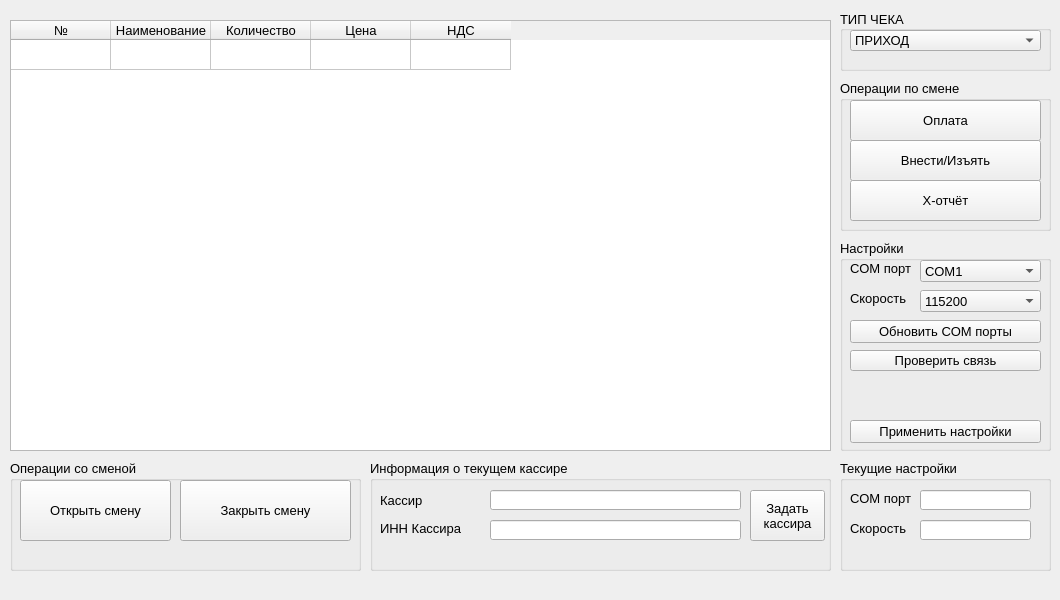
First picture: the form in mainwindow.ui, repository armsting/ATOL, before the edit.
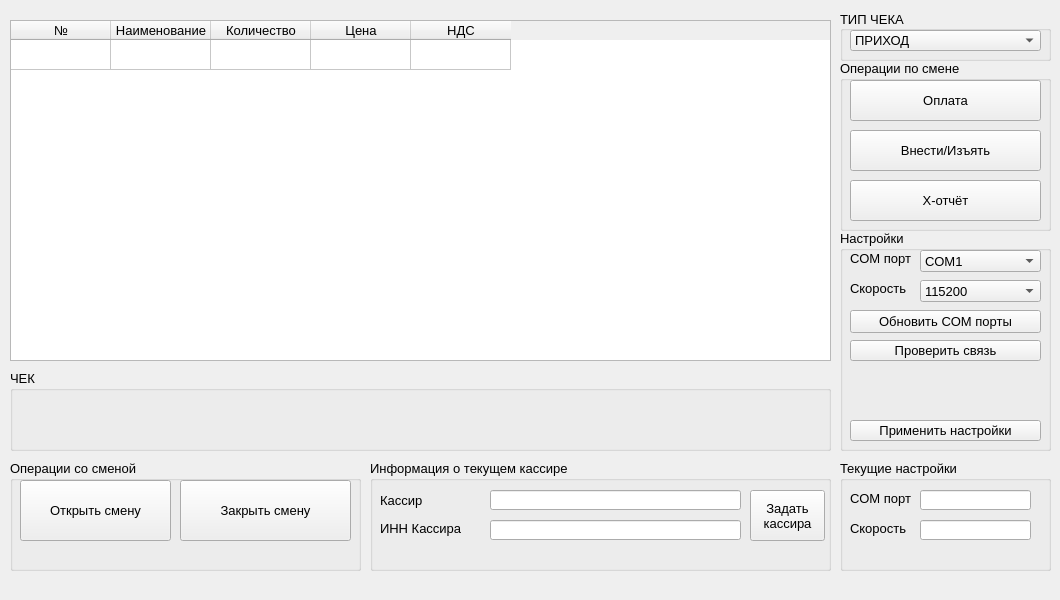
Second picture: the form after the edit.

Commit message: Разобрался с преобразованием широких символов в int

Patch:
```diff
--- a/mainwindow.ui
+++ b/mainwindow.ui
@@ -37,7 +37,7 @@
       <x>10</x>
       <y>20</y>
       <width>821</width>
-      <height>431</height>
+      <height>341</height>
      </rect>
     </property>
     <attribute name="verticalHeaderVisible">
@@ -78,9 +78,9 @@
     <property name="geometry">
      <rect>
       <x>840</x>
-      <y>240</y>
+      <y>230</y>
       <width>211</width>
-      <height>211</height>
+      <height>221</height>
      </rect>
     </property>
     <property name="title">
@@ -217,9 +217,9 @@
      <property name="geometry">
       <rect>
        <x>10</x>
-       <y>180</y>
+       <y>190</y>
        <width>191</width>
-       <height>23</height>
+       <height>21</height>
       </rect>
      </property>
      <property name="text">
@@ -262,9 +262,9 @@
     <property name="geometry">
      <rect>
       <x>840</x>
-      <y>80</y>
+      <y>60</y>
       <width>211</width>
-      <height>151</height>
+      <height>171</height>
      </rect>
     </property>
     <property name="title">
@@ -287,7 +287,7 @@
      <property name="geometry">
       <rect>
        <x>10</x>
-       <y>60</y>
+       <y>70</y>
        <width>191</width>
        <height>41</height>
       </rect>
@@ -300,7 +300,7 @@
      <property name="geometry">
       <rect>
        <x>10</x>
-       <y>100</y>
+       <y>120</y>
        <width>191</width>
        <height>41</height>
       </rect>
@@ -524,7 +524,7 @@
       <x>840</x>
       <y>10</y>
       <width>211</width>
-      <height>61</height>
+      <height>51</height>
      </rect>
     </property>
     <property name="autoFillBackground">
@@ -570,6 +570,19 @@
      </item>
     </widget>
    </widget>
+   <widget class="QGroupBox" name="groupBox_3">
+    <property name="geometry">
+     <rect>
+      <x>10</x>
+      <y>370</y>
+      <width>821</width>
+      <height>81</height>
+     </rect>
+    </property>
+    <property name="title">
+     <string>ЧЕК</string>
+    </property>
+   </widget>
   </widget>
   <widget class="QMenuBar" name="menubar">
    <property name="geometry">
```
The commit also changes 2 other files.
